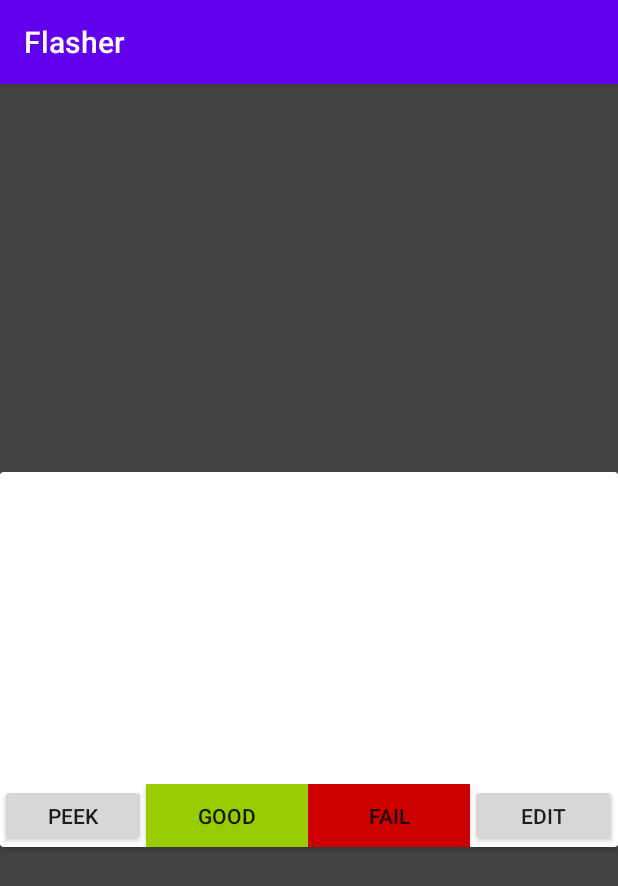
After one commit to ChrisLaforet/Flasher, an Android app: the QuizActivity screen opened directly, with no data from a screen before it, on a phone screen of 412 x 824 dp. The commit adds this screen. Shown: the top 886 px of the screen. Run offline under Robolectric (Android 15) with nearby library versions, the phone set to English and light mode, and no system bars.

Commit message:
Initial development towards creating a quiz

```diff
--- a/app/build.gradle
+++ b/app/build.gradle
@@ -31,11 +31,15 @@ android {
     kotlinOptions {
         jvmTarget = '1.8'
     }
+
+    packagingOptions {
+        exclude 'META-INF/androidx.cardview_cardview.version'
+    }
 }
 
 dependencies {
-
     implementation "org.jetbrains.kotlin:kotlin-stdlib:$kotlin_version"
+    implementation("androidx.cardview:cardview:1.0.0")
     implementation 'com.android.support:appcompat-v7:28.0.0'
     implementation 'com.android.support.constraint:constraint-layout:1.1.3'
     implementation 'com.android.support:design:28.0.0'
--- a/app/src/main/AndroidManifest.xml
+++ b/app/src/main/AndroidManifest.xml
@@ -10,10 +10,11 @@
             android:allowBackup="true"
             android:icon="@mipmap/ic_launcher"
             android:label="@string/app_name"
+            android:requestLegacyExternalStorage="true"
             android:roundIcon="@mipmap/ic_launcher_round"
             android:supportsRtl="true"
-        android:requestLegacyExternalStorage="true"
             android:theme="@style/Theme.Flasher">
+        <activity android:name=".QuizActivity"></activity>
         <activity android:name=".MainActivity">
             <intent-filter>
                 <action android:name="android.intent.action.MAIN" />
@@ -60,4 +61,5 @@
                     android:value=".ImportActivity" />
         </activity>
     </application>
+
 </manifest>
--- /dev/null
+++ b/app/src/main/java/com/chrislaforetsoftware/flasher/QuizActivity.kt
@@ -0,0 +1,11 @@
+package com.chrislaforetsoftware.flasher
+
+import android.support.v7.app.AppCompatActivity
+import android.os.Bundle
+
+class QuizActivity : AppCompatActivity() {
+	override fun onCreate(savedInstanceState: Bundle?) {
+		super.onCreate(savedInstanceState)
+		setContentView(R.layout.activity_quiz)
+	}
+}
--- a/app/src/main/res/layout/activity_main.xml
+++ b/app/src/main/res/layout/activity_main.xml
@@ -23,7 +23,7 @@
         android:layout_marginBottom="16dp"
         android:clickable="true"
         android:focusable="true"
-        android:contentDescription="Add deck"
+        android:contentDescription="@string/add_deck_button"
         android:onClick="onClickCreateDeckActionButton"
         app:backgroundTint="@color/black"
         app:layout_constraintBottom_toBottomOf="parent"
--- /dev/null
+++ b/app/src/main/res/layout/activity_quiz.xml
@@ -0,0 +1,94 @@
+<?xml version="1.0" encoding="utf-8"?>
+<LinearLayout xmlns:android="http://schemas.android.com/apk/res/android"
+		xmlns:app="http://schemas.android.com/apk/res-auto"
+		xmlns:tools="http://schemas.android.com/tools"
+		android:layout_width="match_parent"
+		android:layout_height="match_parent"
+		android:layout_weight="8"
+		android:background="@color/cardview_dark_background"
+		tools:context=".QuizActivity">
+
+	<androidx.cardview.widget.CardView
+			android:id="@+id/flash_card"
+			android:layout_width="match_parent"
+			android:layout_height="250dp"
+			android:layout_gravity="center_horizontal|center_vertical"
+			android:background="@color/cardview_light_background"
+			android:paddingLeft="5dp"
+			android:paddingRight="5dp">
+
+		<TextView
+				android:id="@+id/card_text"
+				android:layout_width="match_parent"
+				android:layout_height="80sp"
+				android:layout_gravity="center|center_horizontal"
+				android:text=""
+				android:textAlignment="center"
+				android:textColor="@color/black"
+				android:textSize="20sp" />
+
+		<LinearLayout
+				android:id="@+id/flash_actions"
+				android:layout_width="match_parent"
+				android:layout_height="90dp"
+				android:layout_gravity="bottom"
+				android:orientation="vertical"
+				android:weightSum="3" >
+
+			<TextView
+					android:id="@+id/card_reverse"
+					android:layout_width="match_parent"
+					android:layout_height="60sp"
+					android:layout_weight="2"
+					android:layout_gravity="center_horizontal|center_vertical"
+					android:text=""
+					android:textAlignment="center"
+					android:textColor="@color/black"
+					android:textSize="20sp" />
+
+			<LinearLayout
+					android:id="@+id/flash_buttons"
+					android:layout_width="match_parent"
+					android:layout_height="wrap_content"
+					android:layout_gravity="bottom"
+					android:layout_weight="1"
+					android:orientation="horizontal"
+					android:weightSum="1.0" >
+
+				<Button
+						android:id="@+id/button_peek"
+						android:layout_width="wrap_content"
+						android:layout_height="wrap_content"
+						android:layout_weight="0.166"
+						android:text="Peek" />
+
+				<Button
+						android:id="@+id/button_good"
+						android:layout_width="wrap_content"
+						android:layout_height="wrap_content"
+						android:layout_weight="0.33"
+						android:background="@android:color/holo_green_light"
+						android:text="Good" />
+
+				<Button
+						android:id="@+id/button_fail"
+						android:layout_width="wrap_content"
+						android:layout_height="wrap_content"
+						android:layout_weight="0.33"
+						android:background="@android:color/holo_red_dark"
+						android:text="Fail" />
+
+				<Button
+						android:id="@+id/button_edit"
+						android:layout_width="wrap_content"
+						android:layout_height="wrap_content"
+						android:layout_weight="0.166"
+						android:text="Edit" />
+
+			</LinearLayout>
+
+
+		</LinearLayout>
+	</androidx.cardview.widget.CardView>
+
+</LinearLayout>
--- a/app/src/main/res/menu/menu_cards.xml
+++ b/app/src/main/res/menu/menu_cards.xml
@@ -5,20 +5,24 @@
 			android:id="@+id/flip_cards"
 			android:icon="@android:drawable/stat_notify_sync"
 			android:title="@string/flip_cards"
+			android:tooltipText="@string/flip_cards"
 			app:showAsAction="always" />
 	<item
 			android:id="@+id/sort_order"
 			android:icon="@android:drawable/ic_menu_sort_alphabetically"
 			android:title="@string/sort_view"
+			android:tooltipText="@string/sort_view"
 			app:showAsAction="always" />
 	<item
 			android:id="@+id/filter_card"
 			android:icon="@android:drawable/ic_menu_search"
 			android:title="@string/filter_cards"
+			android:tooltipText="@string/filter_cards"
 			app:showAsAction="ifRoom" />
 	<item
 			android:id="@+id/start_quiz"
 			android:icon="@android:drawable/checkbox_on_background"
 			android:title="@string/start_quiz"
+			android:tooltipText="@string/start_quiz"
 			app:showAsAction="ifRoom" />
 </menu>
--- a/gradle.properties
+++ b/gradle.properties
@@ -13,3 +13,4 @@ org.gradle.jvmargs=-Xmx2048m -Dfile.encoding=UTF-8
 # org.gradle.parallel=true
 # Kotlin code style for this project: "official" or "obsolete":
 kotlin.code.style=official
+android.useAndroidX=true
```
Also changed, not shown: app/src/main/java/com/chrislaforetsoftware/flasher/CardsActivity.kt (+23 -3 lines), app/src/main/res/layout/activity_cards.xml (+5 -3 lines), app/src/main/res/values/strings.xml (+8 -0 lines). Lines whose indentation alone changed are shown as unchanged.
